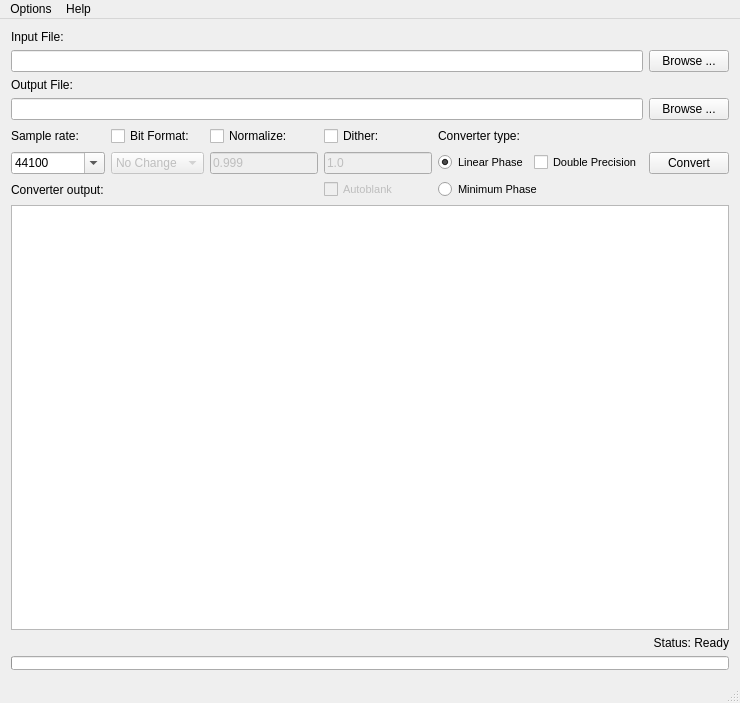
jniemann66/ferocious, file ferocious/mainwindow.ui: the form before one commit.
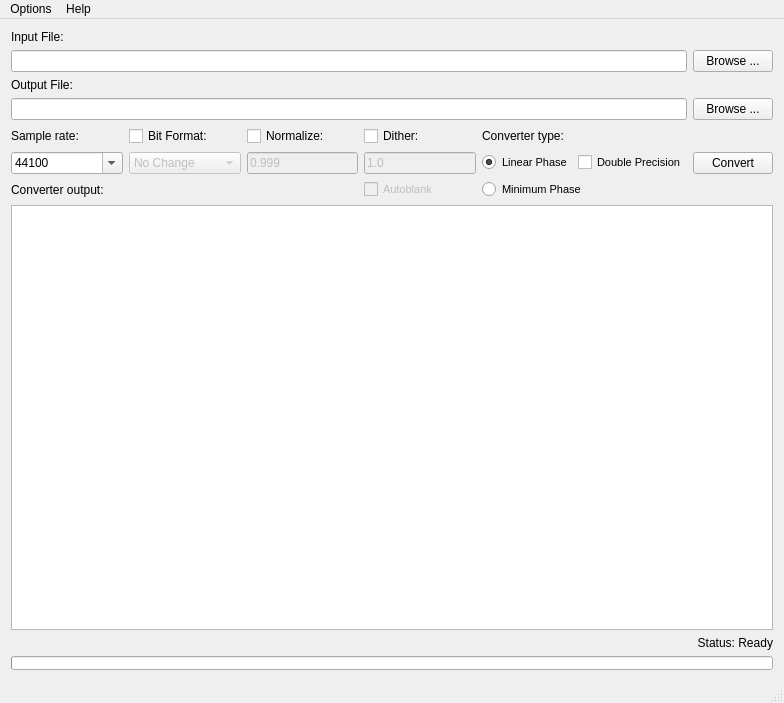
The form after the commit. Icons and pictures are not drawn. Custom widgets are drawn as their Qt base class.

Commit message: added ui options for LPF cutoff and transition width

```diff
--- a/ferocious/mainwindow.ui
+++ b/ferocious/mainwindow.ui
@@ -6,7 +6,7 @@
    <rect>
     <x>0</x>
     <y>0</y>
-    <width>740</width>
+    <width>784</width>
     <height>703</height>
    </rect>
   </property>
@@ -677,8 +677,8 @@
     <rect>
      <x>0</x>
      <y>0</y>
-     <width>740</width>
-     <height>21</height>
+     <width>784</width>
+     <height>19</height>
     </rect>
    </property>
    <property name="font">
```
Left out of the diff: 18 changed lines with no effect on the pictures. The commit also changes 6 other files.
